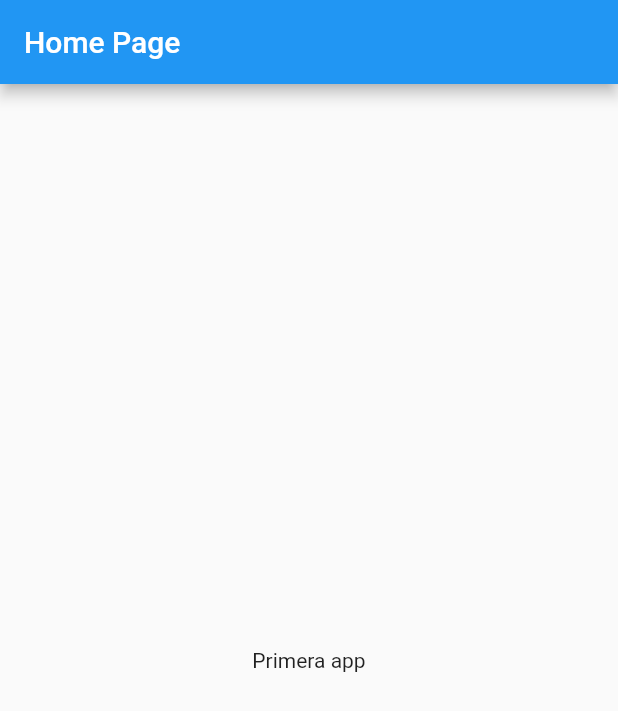
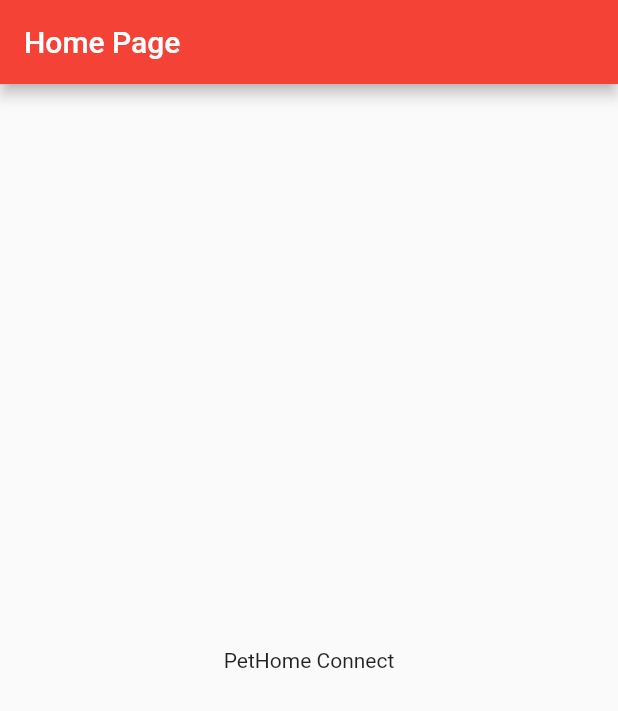
Before and after one commit to HaroldOsorioFlores/pethome_connect, a Flutter app: the screen it shows after launch, on a phone screen of 412 x 824 dp. Shown: the top 711 px of the screen. Run offline on Flutter 3.47's test engine with Material 2 defaults, Android fonts, the light colour scheme and no system bars.

Commit message:
Cambio de color en la interfaz

```diff
--- a/lib/src/app.dart
+++ b/lib/src/app.dart
@@ -10,7 +10,7 @@ class MyApp extends StatelessWidget {
     return MaterialApp(
       title: 'PetHome Connect',
       theme: ThemeData(
-        primarySwatch: Colors.blue,
+        primarySwatch: Colors.red,
       ),
       home: Center(child: HomePage()),
     );
--- a/lib/src/screens/home/home_page.dart
+++ b/lib/src/screens/home/home_page.dart
@@ -5,7 +5,7 @@ class HomePage extends StatelessWidget {
   Widget build(BuildContext context) {
     return Scaffold(
       appBar: AppBar(title: Text("Home Page")),
-      body: Center(child: Text("Primera app")),
+      body: Center(child: Text("PetHome Connect")),
     );
   }
 }
```
Also changed, not shown: lib/src/widgets/app.dart (deleted).
